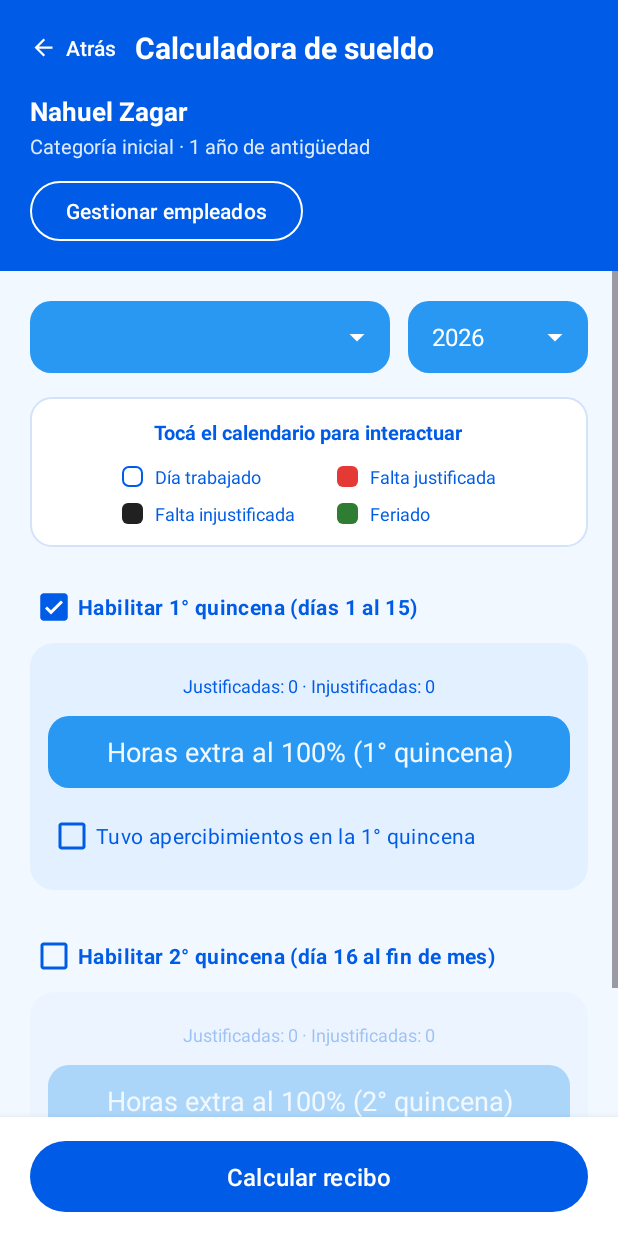
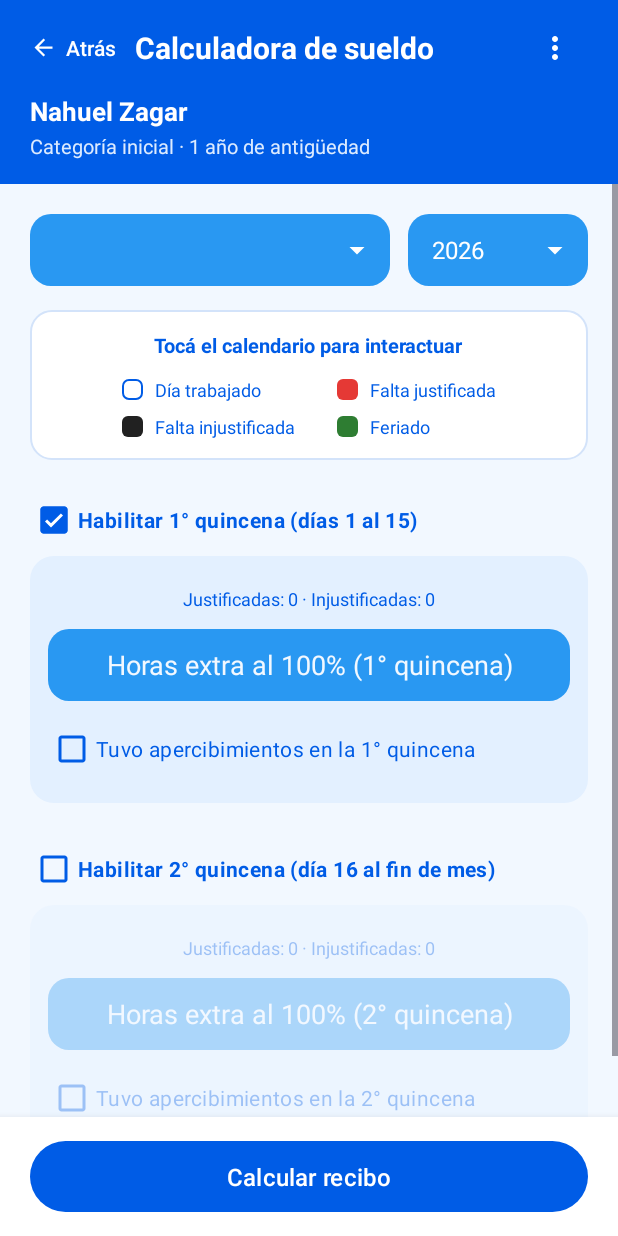
Before and after one commit to ZagarNahuel/Tp-CalculadoraSalarial, an Android app: the layout activity_calculadora.xml on its own in the app's theme, with its tools: preview values and no code run, on a phone screen of 412 x 824 dp. Run offline under Robolectric (Android 15) with nearby library versions, the phone set to English and light mode, and no system bars.

Commit message:
Muevo Gestionar empleados a un menú de tres puntitos en la calculadora
El botón del encabezado pasa a un menú arriba a la derecha (PopupMenu con res/menu/menu_calculadora.xml). Cuando se liquida a un empleado, los puntitos no se muestran.

```diff
--- /dev/null
+++ b/app/src/main/res/drawable/ic_mas_opciones.xml
@@ -0,0 +1,9 @@
+<vector xmlns:android="http://schemas.android.com/apk/res/android"
+    android:width="24dp"
+    android:height="24dp"
+    android:viewportWidth="24"
+    android:viewportHeight="24">
+    <path
+        android:fillColor="#FFFFFFFF"
+        android:pathData="M12,8c1.1,0 2,-0.9 2,-2s-0.9,-2 -2,-2 -2,0.9 -2,2 0.9,2 2,2zM12,10c-1.1,0 -2,0.9 -2,2s0.9,2 2,2 2,-0.9 2,-2 -0.9,-2 -2,-2zM12,16c-1.1,0 -2,0.9 -2,2s0.9,2 2,2 2,-0.9 2,-2 -0.9,-2 -2,-2z" />
+</vector>
--- a/app/src/main/res/layout/activity_calculadora.xml
+++ b/app/src/main/res/layout/activity_calculadora.xml
@@ -51,6 +51,16 @@
                 android:textColor="@color/white"
                 android:textSize="20sp"
                 android:textStyle="bold" />
+
+            <!-- Tres puntitos de arriba a la derecha: abren el menú de la calculadora. -->
+            <ImageButton
+                android:id="@+id/btnMenuCalculadora"
+                android:layout_width="44dp"
+                android:layout_height="44dp"
+                android:background="?attr/selectableItemBackgroundBorderless"
+                android:contentDescription="@string/calc_mas_opciones"
+                android:padding="10dp"
+                android:src="@drawable/ic_mas_opciones" />
         </LinearLayout>
 
         <TextView
@@ -75,19 +85,6 @@
             android:textColor="@color/calc_texto_encabezado"
             android:textSize="13sp"
             tools:text="Categoría inicial · 1 año de antigüedad" />
-
-        <Button
-            android:id="@+id/btnEmpleados"
-            style="@style/Widget.Material3.Button.OutlinedButton"
-            android:layout_width="wrap_content"
-            android:layout_height="wrap_content"
-            android:layout_marginStart="8dp"
-            android:layout_marginTop="10dp"
-            android:text="@string/emp_ir_a_empleados"
-            android:textAllCaps="false"
-            android:textColor="@color/white"
-            android:textSize="14sp"
-            app:strokeColor="@color/white" />
     </LinearLayout>
 
     <ScrollView
--- a/app/src/main/res/values/empleados_strings.xml
+++ b/app/src/main/res/values/empleados_strings.xml
@@ -5,6 +5,7 @@
     <string name="emp_titulo_alta">Nuevo empleado</string>
     <string name="emp_titulo_modificar">Modificar empleado</string>
     <string name="emp_ir_a_empleados">Gestionar empleados</string>
+    <string name="calc_mas_opciones">Más opciones</string>
     <string name="emp_agregar">Agregar</string>
     <string name="emp_lista_vacia">Todavía no hay empleados cargados.\nTocá «Agregar» para cargar el primero.</string>
     <string name="emp_detalle">DNI %1$s · %2$s · %3$s</string>
```
Also changed, not shown: app/src/main/java/com/example/calculadorasalarial/CalculadoraActivity.kt (+19 -5 lines), app/src/main/res/menu/menu_calculadora.xml (added, +8 -0 lines).
